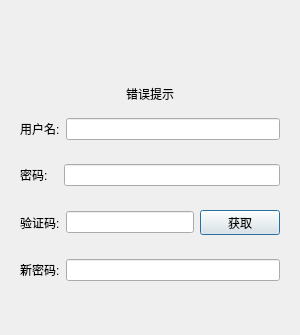
This is resetdialog.ui in chenjiabo5197/chat-qt as Qt 5 draws it before an edit; both pictures show x 0 to 300 and y 0 to 335 of the 300 by 500 pixel window. The edited form follows.
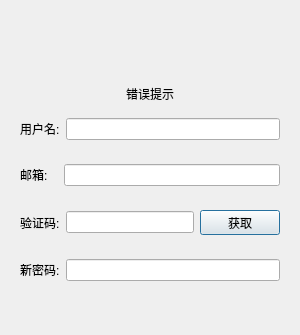
This is the edited form.

Commit message: 添加重置密码界面，添加tcpmgr用于后续的与聊天服务器建立长连接使用

Patch:
```diff
--- a/resetdialog.ui
+++ b/resetdialog.ui
@@ -71,7 +71,7 @@
       <item>
        <widget class="QLabel" name="email_lb">
         <property name="text">
-         <string>密码:   </string>
+         <string>邮箱:   </string>
         </property>
        </widget>
       </item>
```
The commit also changes 21 other files.
